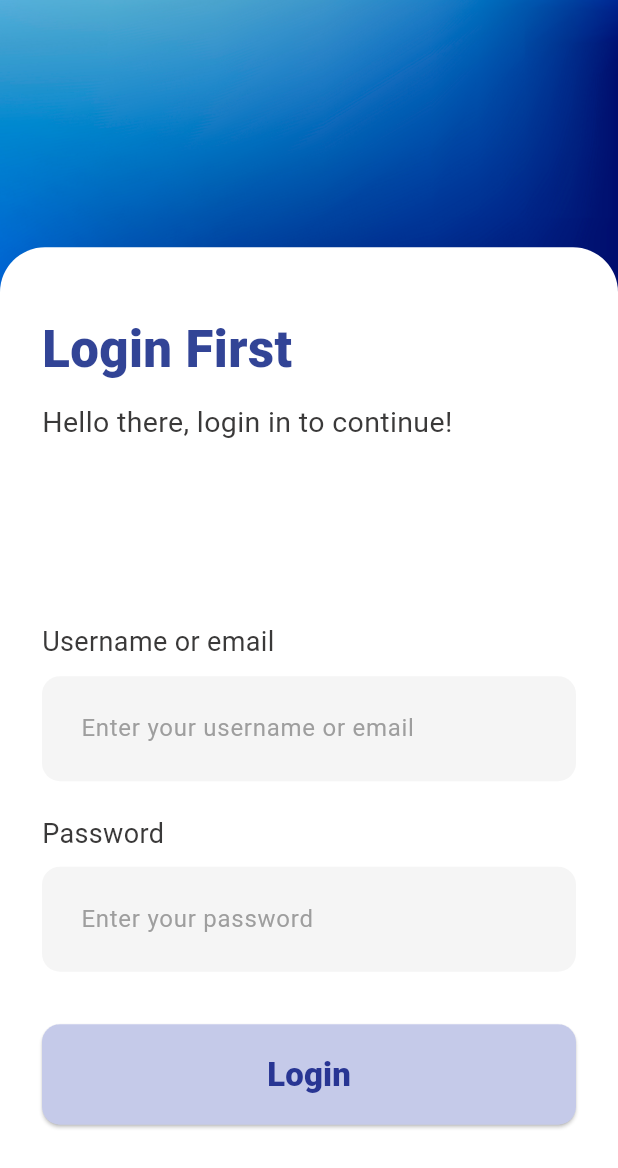
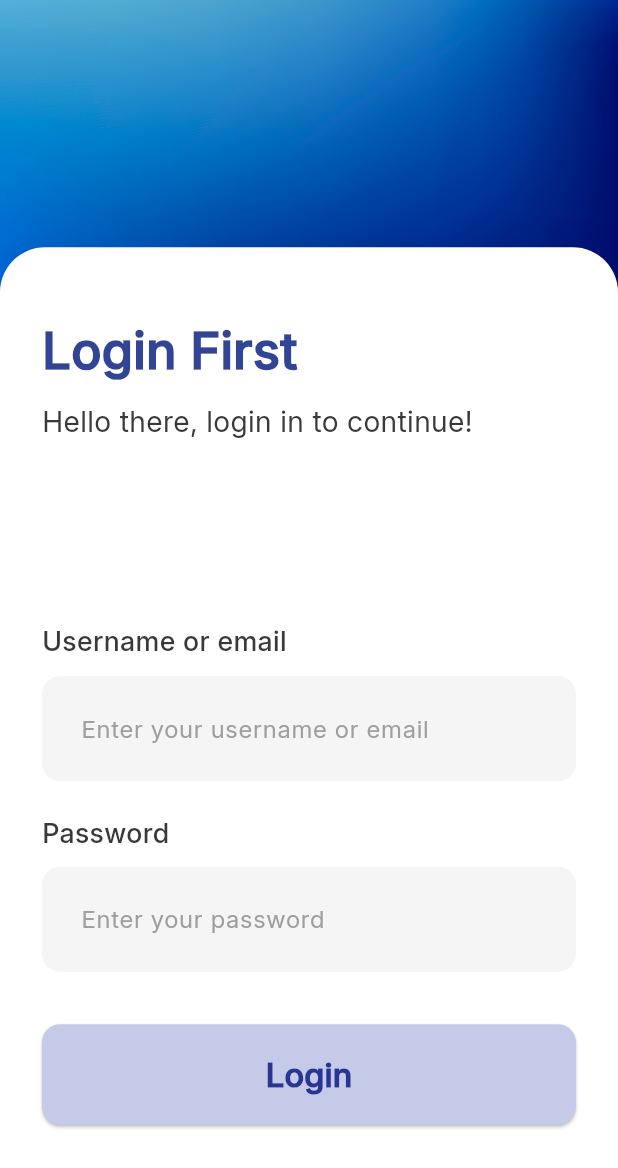
Before and after one commit to alanjoseph2004/contact_app, a Flutter app: the screen it shows after launch, on a phone screen of 412 x 824 dp. Shown: the top 1168 px of the screen. Run offline on Flutter 3.47's test engine with Material 3 defaults, Android fonts, the phone set to English and light mode, and no system bars; our stand-ins replace shared_preferences.

Commit message:
font changes to login screen

```diff
--- a/lib/screens/login_screen.dart
+++ b/lib/screens/login_screen.dart
@@ -99,6 +99,7 @@ class _LoginScreenState extends State<LoginScreen> {
                           style: TextStyle(
                             fontSize: 34,
                             fontWeight: FontWeight.w900,
+                            fontFamily: 'Inter',
                             color: Color(0xDD122786),
                           ),
                         ),
@@ -108,19 +109,35 @@ class _LoginScreenState extends State<LoginScreen> {
                           style: TextStyle(
                             color: Color.fromARGB(255, 58, 57, 57),
                             fontSize: 19,
+                            fontFamily: 'Inter',
+                            fontWeight: FontWeight.w400,
                           ),
                         ),
                         const SizedBox(height: 120),
-                        const Text("Username or email",
-                            style: TextStyle(
-                                color: Color(0xFF3A3939), fontSize: 18)),
+                        const Text(
+                          "Username or email",
+                          style: TextStyle(
+                            color: Color(0xFF3A3939),
+                            fontSize: 18,
+                            fontFamily: 'Inter',
+                            fontWeight: FontWeight.w500,
+                          ),
+                        ),
                         const SizedBox(height: 10),
                         TextFormField(
                           controller: _emailController,
+                          style: const TextStyle(
+                            fontFamily: 'Inter',
+                            fontWeight: FontWeight.w400,
+                            fontSize: 16,
+                          ),
                           decoration: InputDecoration(
                             hintText: 'Enter your username or email',
-                            hintStyle:
-                                TextStyle(color: Colors.grey.shade500),
+                            hintStyle: TextStyle(
+                              color: Colors.grey.shade500,
+                              fontFamily: 'Inter',
+                              fontWeight: FontWeight.w400,
+                            ),
                             filled: true,
                             fillColor: const Color(0xFFF5F5F5),
                             border: OutlineInputBorder(
@@ -135,17 +152,31 @@ class _LoginScreenState extends State<LoginScreen> {
                               : null,
                         ),
                         const SizedBox(height: 22),
-                        const Text("Password",
-                            style: TextStyle(
-                                color: Color(0xFF3A3939), fontSize: 18)),
+                        const Text(
+                          "Password",
+                          style: TextStyle(
+                            color: Color(0xFF3A3939),
+                            fontSize: 18,
+                            fontFamily: 'Inter',
+                            fontWeight: FontWeight.w500,
+                          ),
+                        ),
                         const SizedBox(height: 9),
                         TextFormField(
                           controller: _passwordController,
                           obscureText: true,
+                          style: const TextStyle(
+                            fontFamily: 'Inter',
+                            fontWeight: FontWeight.w400,
+                            fontSize: 16,
+                          ),
                           decoration: InputDecoration(
                             hintText: 'Enter your password',
-                            hintStyle:
-                                TextStyle(color: Colors.grey.shade500),
+                            hintStyle: TextStyle(
+                              color: Colors.grey.shade500,
+                              fontFamily: 'Inter',
+                              fontWeight: FontWeight.w400,
+                            ),
                             filled: true,
                             fillColor: const Color(0xFFF5F5F5),
                             border: OutlineInputBorder(
@@ -180,6 +211,7 @@ class _LoginScreenState extends State<LoginScreen> {
                                       color: Color(0xFF283593),
                                       fontWeight: FontWeight.w900,
                                       fontSize: 22,
+                                      fontFamily: 'Inter',
                                     ),
                                   ),
                           ),
```
